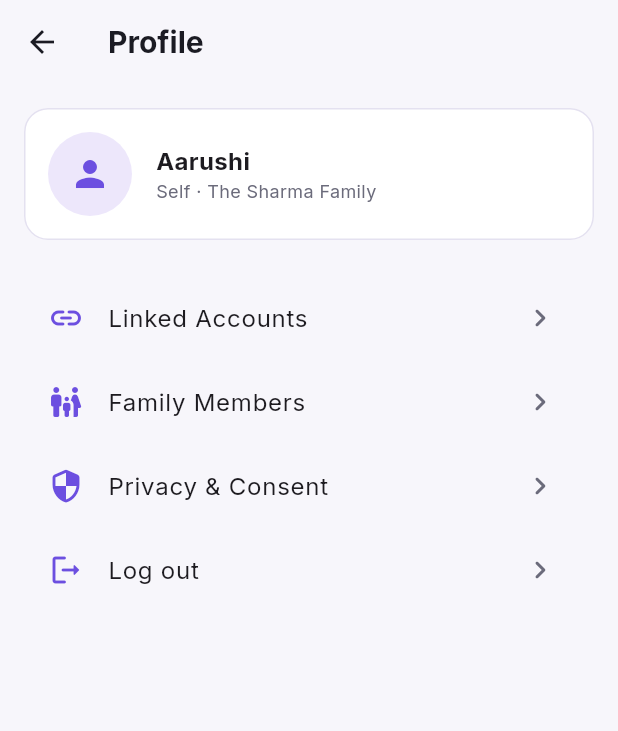
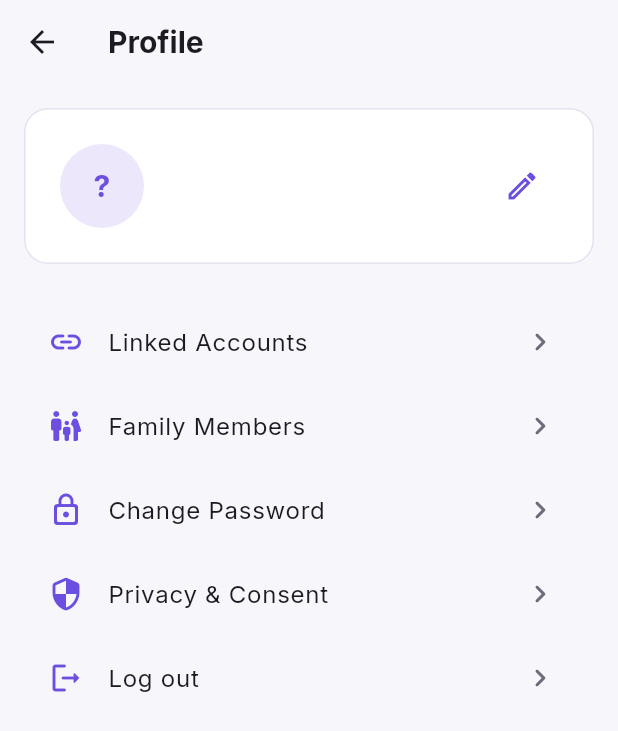
Before and after one commit to AarushiSatra/FamFunds, a Flutter app: the ProfileScreen screen opened by its route, on a phone screen of 412 x 824 dp. Shown: the top 731 px of the screen. Run offline on Flutter 3.47's test engine with Material 3 defaults, Android fonts, the light colour scheme and no system bars; our stand-ins replace cloud_firestore, firebase_auth, firebase_core, fl_chart, google_fonts, google_generative_ai and 1 more; accounts and stored records are empty; network calls fail.

Commit message:
Restore signup fields, polished auth UI, add profile edit and change password screens, clean up gitignore

```diff
--- a/Documents/FamFunds/finfamily/lib/routes/app_routes.dart
+++ b/Documents/FamFunds/finfamily/lib/routes/app_routes.dart
@@ -14,6 +14,8 @@ import '../screens/account_linking/consent_intro_screen.dart';
 import '../screens/account_linking/otp_verification_screen.dart';
 import '../screens/account_linking/select_accounts_screen.dart';
 import '../screens/account_linking/consent_success_screen.dart';
+import '../screens/edit_profile_screen.dart';
+import '../screens/change_password_screen.dart';
 
 class AppRoutes {
   static const splash = '/';
@@ -26,6 +28,8 @@ class AppRoutes {
   static const investments = '/investments';
   static const chatbot = '/chatbot';
   static const profile = '/profile';
+  static const editProfile = '/profile/edit';
+static const changePassword = '/profile/change-password';
 
   // Account linking (consent) flow
   static const consentIntro = '/link/consent-intro';
@@ -44,6 +48,8 @@ class AppRoutes {
         investments: (_) => const InvestmentScreen(),
         chatbot: (_) => const ChatbotScreen(),
         profile: (_) => const ProfileScreen(),
+        editProfile: (_) => const EditProfileScreen(),
+        changePassword: (_) => const ChangePasswordScreen(),
         consentIntro: (_) => const ConsentIntroScreen(),
         otpVerification: (_) => const OtpVerificationScreen(),
         selectAccounts: (_) => const SelectAccountsScreen(),
--- a/Documents/FamFunds/finfamily/lib/screens/profile_screen.dart
+++ b/Documents/FamFunds/finfamily/lib/screens/profile_screen.dart
@@ -1,37 +1,117 @@
+import 'package:cloud_firestore/cloud_firestore.dart';
+import 'package:firebase_auth/firebase_auth.dart';
 import 'package:flutter/material.dart';
 import '../theme/app_theme.dart';
 import '../widgets/common_widgets.dart';
 import '../routes/app_routes.dart';
 
-class ProfileScreen extends StatelessWidget {
+class ProfileScreen extends StatefulWidget {
   const ProfileScreen({super.key});
+
+  @override
+  State<ProfileScreen> createState() => _ProfileScreenState();
+}
+
+class _ProfileScreenState extends State<ProfileScreen> {
+  final _firestore = FirebaseFirestore.instance;
+  final _user = FirebaseAuth.instance.currentUser;
+
+  Map<String, dynamic>? _profileData;
+  bool _isLoading = true;
+  String? _error;
+
+  @override
+  void initState() {
+    super.initState();
+    _loadProfile();
+  }
+
+  Future<void> _loadProfile() async {
+    if (_user == null) {
+      setState(() {
+        _isLoading = false;
+        _error = 'No signed-in user.';
+      });
+      return;
+    }
+
+    try {
+      final doc = await _firestore.collection('users').doc(_user.uid).get();
+      setState(() {
+        _profileData = doc.data();
+        _isLoading = false;
+      });
+    } catch (e) {
+      setState(() {
+        _isLoading = false;
+        _error = 'Could not load profile.';
+      });
+    }
+  }
 
   @override
   Widget build(BuildContext context) {
     return Scaffold(
       appBar: AppBar(title: const Text('Profile')),
-      body: ListView(
+      body: _isLoading
+          ? const Center(child: CircularProgressIndicator())
+          : _error != null
+              ? Center(child: Text(_error!, style: const TextStyle(color: AppColors.accentRed)))
+              : _buildContent(),
+    );
+  }
+
+  Widget _buildContent() {
+    final fullName = _profileData?['fullName'] ?? 'Unnamed';
+    final username = _profileData?['username'] ?? '';
+    final email = _user?.email ?? '';
+
+    return ListView(
       padding: const EdgeInsets.all(AppSpacing.md),
       children: [
         FFCard(
+          child: Padding(
+            padding: const EdgeInsets.all(AppSpacing.sm),
             child: Row(
               children: [
-                const CircleAvatar(
+                CircleAvatar(
                   radius: 28,
                   backgroundColor: AppColors.primaryLight,
-                  child: Icon(Icons.person, color: AppColors.primary, size: 28),
+                  child: Text(
+                    fullName.isNotEmpty ? fullName[0].toUpperCase() : '?',
+                    style: const TextStyle(
+                      color: AppColors.primary,
+                      fontWeight: FontWeight.w700,
+                      fontSize: 20,
+                    ),
+                  ),
                 ),
                 const SizedBox(width: AppSpacing.md),
-                Column(
+                Expanded(
+                  child: Column(
                     crossAxisAlignment: CrossAxisAlignment.start,
-                  children: const [
-                    Text('Aarushi', // TODO: pull from FirebaseAuth user
-                        style: TextStyle(fontWeight: FontWeight.w700, fontSize: 16)),
-                    Text('Self · The Sharma Family',
-                        style: TextStyle(color: AppColors.textSecondary, fontSize: 12)),
+                    children: [
+                      Text(fullName,
+                          style: const TextStyle(fontWeight: FontWeight.w700, fontSize: 16)),
+                      if (username.isNotEmpty)
+                        Text('@$username',
+                            style: const TextStyle(
+                                color: AppColors.textSecondary, fontSize: 13)),
+                      Text(email,
+                          style: const TextStyle(
+                              color: AppColors.textSecondary, fontSize: 12)),
                     ],
                   ),
+                ),
+                IconButton(
+                  icon: const Icon(Icons.edit_outlined, color: AppColors.primary),
+                  onPressed: () async {
+                    final updated = await Navigator.pushNamed(context, AppRoutes.editProfile);
+                    if (updated == true) _loadProfile();
+                  },
+                ),
               ],
+            ),
           ),
         ),
         const SizedBox(height: AppSpacing.lg),
@@ -41,10 +121,23 @@ class ProfileScreen extends StatelessWidget {
           onTap: () => Navigator.pushNamed(context, AppRoutes.consentIntro),
         ),
         _ProfileTile(icon: Icons.family_restroom_rounded, label: 'Family Members', onTap: () {}),
+        _ProfileTile(
+          icon: Icons.lock_outline_rounded,
+          label: 'Change Password',
+          onTap: () => Navigator.pushNamed(context, AppRoutes.changePassword),
+        ),
         _ProfileTile(icon: Icons.security_rounded, label: 'Privacy & Consent', onTap: () {}),
-          _ProfileTile(icon: Icons.logout_rounded, label: 'Log out', onTap: () {}),
+        _ProfileTile(
+          icon: Icons.logout_rounded,
+          label: 'Log out',
+          onTap: () async {
+            await FirebaseAuth.instance.signOut();
+            if (context.mounted) {
+              Navigator.pushNamedAndRemoveUntil(context, AppRoutes.auth, (route) => false);
+            }
+          },
+        ),
       ],
-      ),
     );
   }
 }
```
Also changed, not shown: Documents/FamFunds/finfamily/lib/screens/auth_screen.dart (+112 -54 lines), Documents/FamFunds/finfamily/lib/screens/change_password_screen.dart (added, +299 -0 lines), Documents/FamFunds/finfamily/lib/screens/edit_profile_screen.dart (added, +112 -0 lines), Documents/FamFunds/finfamily/pubspec.lock, 3 other files. Lines whose indentation alone changed are shown as unchanged.
